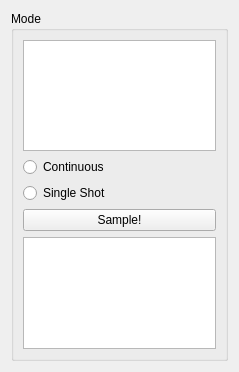
Before: the Qt Designer form frontend/Osci/modecontrol.ui in mru00/SampleScope, drawn with Qt 5.
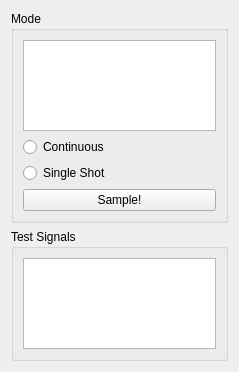
After: the same form once the commit is applied.

```diff
--- a/frontend/Osci/modecontrol.ui
+++ b/frontend/Osci/modecontrol.ui
@@ -50,7 +50,16 @@
         </property>
        </widget>
       </item>
-      <item>
+     </layout>
+    </widget>
+   </item>
+   <item>
+    <widget class="QGroupBox" name="groupBox_2">
+     <property name="title">
+      <string>Test Signals</string>
+     </property>
+     <layout class="QGridLayout" name="gridLayout">
+      <item row="0" column="0">
        <widget class="QListWidget" name="listWidgetDummy"/>
       </item>
      </layout>
```
